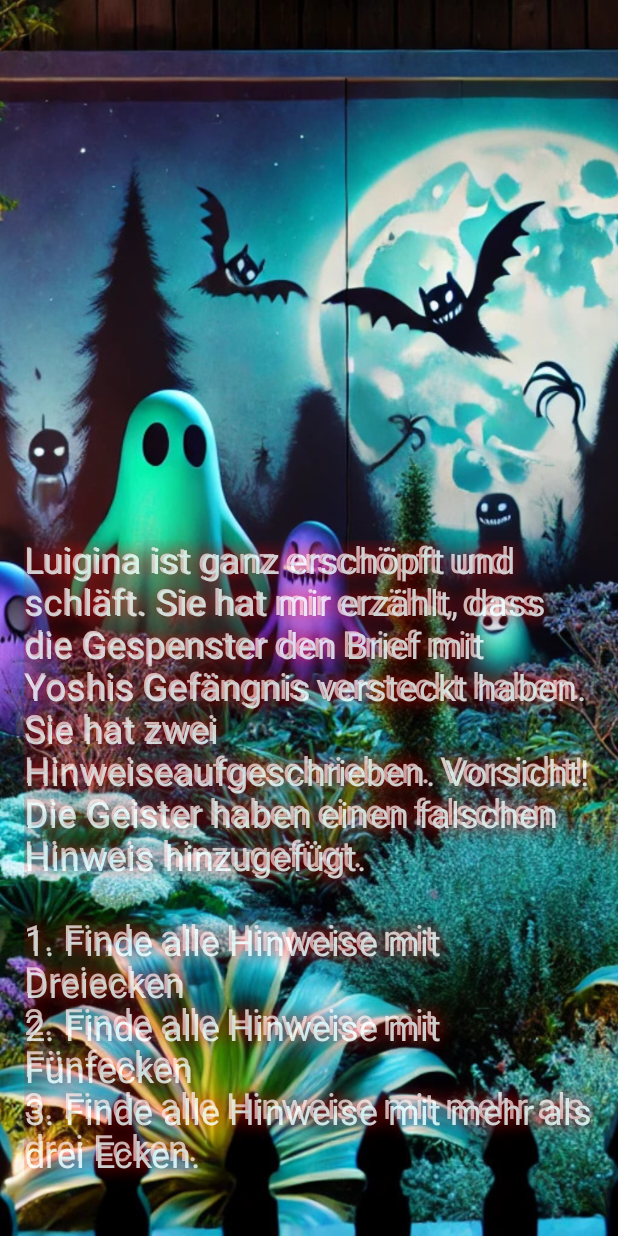
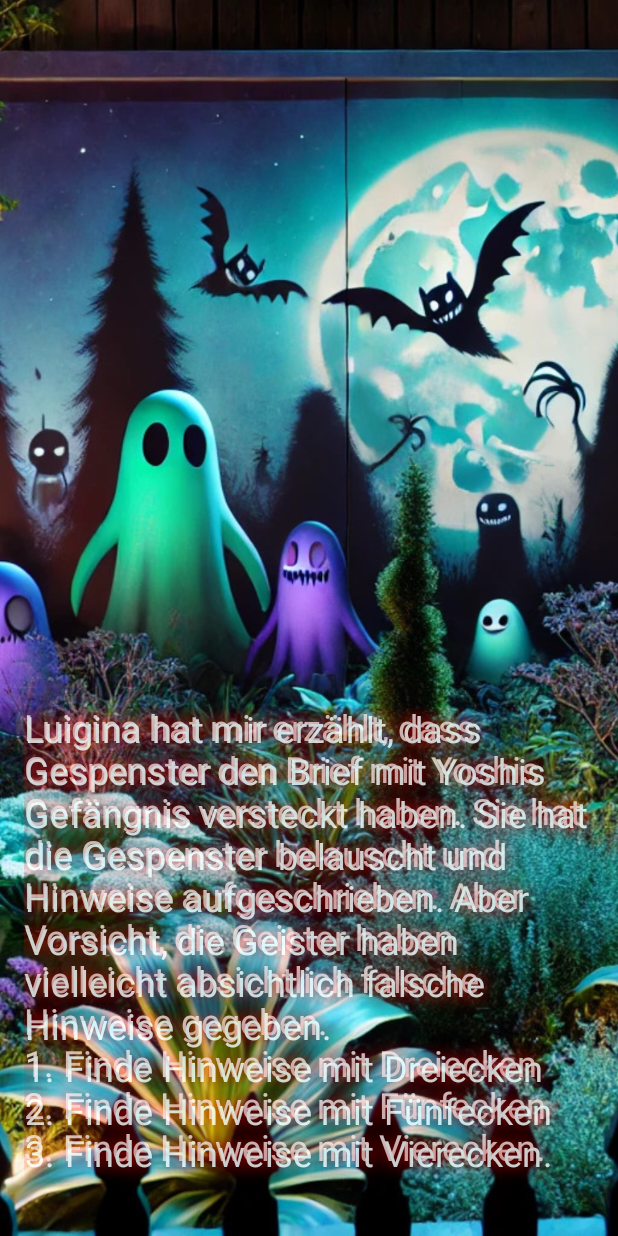
Before and after one commit to Schwarf/HalloweenRiddle2024, an Android app built with Jetpack Compose: the challenge screen opened through its navigation route, on a phone screen of 412 x 824 dp. Run offline under Robolectric (Android 15) with nearby library versions, the light colour scheme and no system bars.

Commit message:
Fix text.

```diff
--- a/app/src/main/java/abs/halloween2024/MainActivity.kt
+++ b/app/src/main/java/abs/halloween2024/MainActivity.kt
@@ -144,13 +144,14 @@ fun Aufgabe() {
         Column(modifier = Modifier.padding(16.dp)) {
             Spacer(modifier = Modifier.weight(1f)) // This adds flexible space between text and input
             GlowingText(
-                text = "Luigina ist ganz erschöpft und schläft. Sie hat mir erzählt, dass \n" +
-                        "die Gespenster den Brief mit Yoshis Gefängnis versteckt haben. Sie hat zwei Hinweise" +
-                        "aufgeschrieben. Vorsicht! Die Geister haben einen falschen Hinweis hinzugefügt.\n" +
+                text = "Luigina hat mir erzählt, dass Gespenster den Brief mit Yoshis Gefängnis " +
+                        "versteckt haben. Sie hat die Gespenster belauscht " +
+                        "und Hinweise aufgeschrieben. Aber Vorsicht, die Geister haben " +
+                        "vielleicht absichtlich falsche Hinweise gegeben." +
                         "\n"+
-                        "1. Finde alle Hinweise mit Dreiecken\n" +
-                        "2. Finde alle Hinweise mit Fünfecken\n" +
-                        "3. Finde alle Hinweise mit mehr als drei Ecken. \n",
+                        "1. Finde Hinweise mit Dreiecken\n" +
+                        "2. Finde Hinweise mit Fünfecken\n" +
+                        "3. Finde Hinweise mit Vierecken. \n",
                 glowColor = Color.Red,
                 textColor = Color.White,
                 alpha = 0.8f
```
